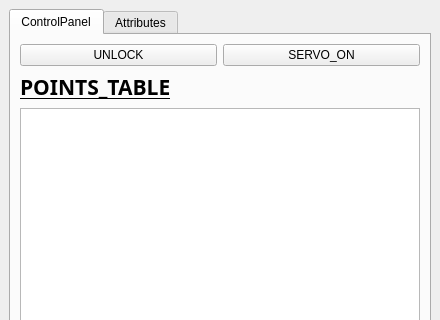
Qt form try_customize_ui/mainwindow.ui (smandyscom/evalutions_to_linuxCNC) before a commit; both pictures show x 0 to 440 and y 0 to 320 of the 440 by 736 pixel window.
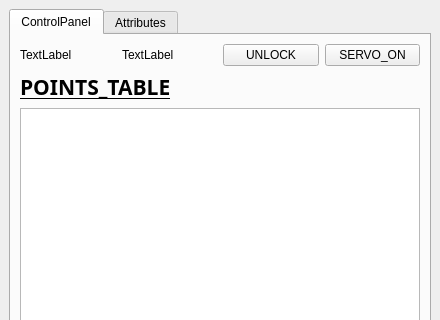
The same form after that commit.

Commit message: setup task monitor

What changed in the file:
```diff
--- a/try_customize_ui/mainwindow.ui
+++ b/try_customize_ui/mainwindow.ui
@@ -31,6 +31,20 @@
            <layout class="QVBoxLayout" name="verticalLayout_2">
             <item>
              <layout class="QHBoxLayout" name="horizontalLayout_10">
+              <item>
+               <widget class="QLabel" name="label_TASK_STATE">
+                <property name="text">
+                 <string>TextLabel</string>
+                </property>
+               </widget>
+              </item>
+              <item>
+               <widget class="QLabel" name="label_TASK_MODE">
+                <property name="text">
+                 <string>TextLabel</string>
+                </property>
+               </widget>
+              </item>
               <item>
                <widget class="QPushButton" name="pushButton_UNLLOCK">
                 <property name="text">
```
The commit also changes 3 other files.
